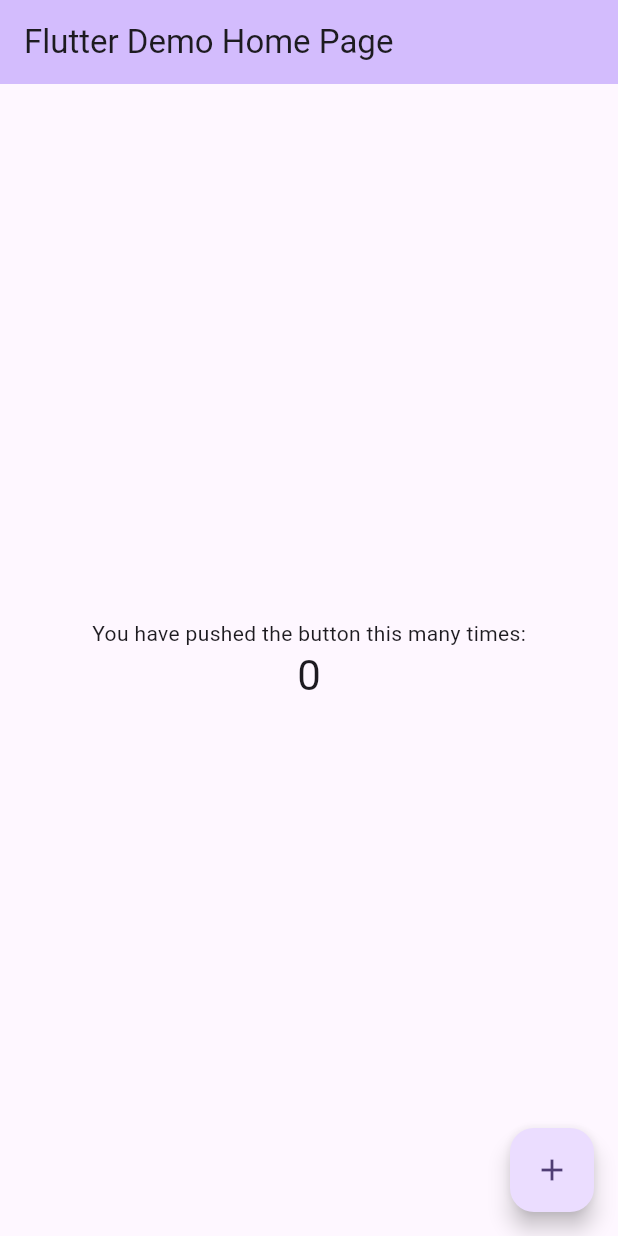
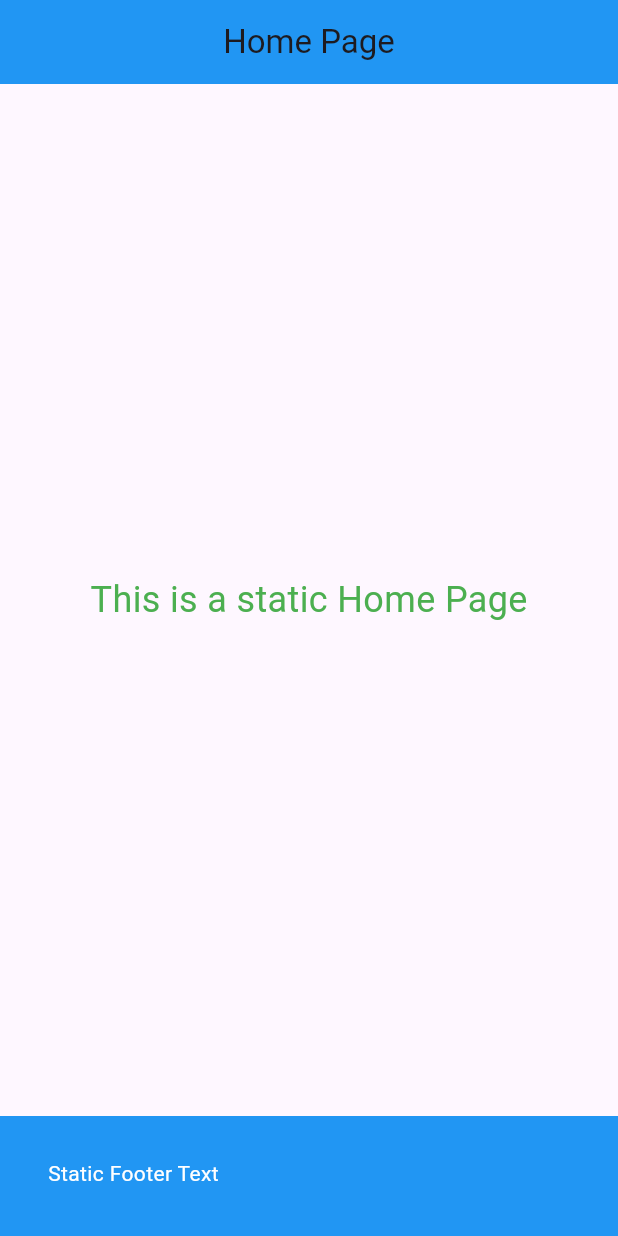
Before and after one commit to rymndrqr/Flutter-Dart, a Flutter app: the screen it shows after launch, on a phone screen of 412 x 824 dp. Run offline on Flutter 3.47's test engine with Material 3 defaults, Android fonts, the phone set to English and light mode, and no system bars.

Commit message:
Static Web Initial

```diff
--- a/lib/main.dart
+++ b/lib/main.dart
@@ -1,122 +1,55 @@
 import 'package:flutter/material.dart';
 
 void main() {
-  runApp(const MyApp());
+  runApp(MyApp());
 }
 
 class MyApp extends StatelessWidget {
-  const MyApp({super.key});
-
   // This widget is the root of your application.
   @override
   Widget build(BuildContext context) {
     return MaterialApp(
-      title: 'Flutter Demo',
+      title: 'Static Flutter App',
       theme: ThemeData(
-        // This is the theme of your application.
-        //
-        // TRY THIS: Try running your application with "flutter run". You'll see
-        // the application has a purple toolbar. Then, without quitting the app,
-        // try changing the seedColor in the colorScheme below to Colors.green
-        // and then invoke "hot reload" (save your changes or press the "hot
-        // reload" button in a Flutter-supported IDE, or press "r" if you used
-        // the command line to start the app).
-        //
-        // Notice that the counter didn't reset back to zero; the application
-        // state is not lost during the reload. To reset the state, use hot
-        // restart instead.
-        //
-        // This works for code too, not just values: Most code changes can be
-        // tested with just a hot reload.
-        colorScheme: ColorScheme.fromSeed(seedColor: Colors.deepPurple),
+        primarySwatch: Colors.blue,
       ),
-      home: const MyHomePage(title: 'Flutter Demo Home Page'),
+      home: HomePage(),
     );
   }
 }
 
-class MyHomePage extends StatefulWidget {
-  const MyHomePage({super.key, required this.title});
-
-  // This widget is the home page of your application. It is stateful, meaning
-  // that it has a State object (defined below) that contains fields that affect
-  // how it looks.
-
-  // This class is the configuration for the state. It holds the values (in this
-  // case the title) provided by the parent (in this case the App widget) and
-  // used by the build method of the State. Fields in a Widget subclass are
-  // always marked "final".
-
-  final String title;
-
+class HomePage extends StatelessWidget {
   @override
-  State<MyHomePage> createState() => _MyHomePageState();
-}
-
-class _MyHomePageState extends State<MyHomePage> {
-  int _counter = 0;
-
-  void _incrementCounter() {
-    setState(() {
-      // This call to setState tells the Flutter framework that something has
-      // changed in this State, which causes it to rerun the build method below
-      // so that the display can reflect the updated values. If we changed
-      // _counter without calling setState(), then the build method would not be
-      // called again, and so nothing would appear to happen.
-      _counter++;
-    });
-  }
-
-  @override
-  Widget build(BuildContext context) {
-    // This method is rerun every time setState is called, for instance as done
-    // by the _incrementCounter method above.
-    //
-    // The Flutter framework has been optimized to make rerunning build methods
-    // fast, so that you can just rebuild anything that needs updating rather
-    // than having to individually change instances of widgets.
+  Widget build(BuildContext context){
     return Scaffold(
       appBar: AppBar(
-        // TRY THIS: Try changing the color here to a specific color (to
-        // Colors.amber, perhaps?) and trigger a hot reload to see the AppBar
-        // change color while the other colors stay the same.
-        backgroundColor: Theme.of(context).colorScheme.inversePrimary,
-        // Here we take the value from the MyHomePage object that was created by
-        // the App.build method, and use it to set our appbar title.
-        title: Text(widget.title),
+        title: Text('Home Page'),
+        centerTitle: true,
+        backgroundColor: Colors.blue,
       ),
       body: Center(
-        // Center is a layout widget. It takes a single child and positions it
-        // in the middle of the parent.
-        child: Column(
-          // Column is also a layout widget. It takes a list of children and
-          // arranges them vertically. By default, it sizes itself to fit its
-          // children horizontally, and tries to be as tall as its parent.
-          //
-          // Column has various properties to control how it sizes itself and
-          // how it positions its children. Here we use mainAxisAlignment to
-          // center the children vertically; the main axis here is the vertical
-          // axis because Columns are vertical (the cross axis would be
-          // horizontal).
-          //
-          // TRY THIS: Invoke "debug painting" (choose the "Toggle Debug Paint"
-          // action in the IDE, or press "p" in the console), to see the
-          // wireframe for each widget.
-          mainAxisAlignment: MainAxisAlignment.center,
-          children: <Widget>[
-            const Text('You have pushed the button this many times:'),
-            Text(
-              '$_counter',
-              style: Theme.of(context).textTheme.headlineMedium,
-            ),
-          ],
+        child: Text(
+          'This is a static Home Page',
+
+          style: TextStyle(
+            fontSize: 24,
+            color: Colors.green,
+          ),
         ),
       ),
-      floatingActionButton: FloatingActionButton(
-        onPressed: _incrementCounter,
-        tooltip: 'Increment',
-        child: const Icon(Icons.add),
-      ), // This trailing comma makes auto-formatting nicer for build methods.
+      bottomNavigationBar: BottomAppBar(
+        color: Colors.blue,
+        child: Padding(
+          padding: EdgeInsets.all(16.0),
+          child: Text(
+            'Static Footer Text',
+            style: TextStyle(
+              color: Colors.white,
+
+            ),
+          ),
+        ),
+      ),
     );
   }
 }
```
